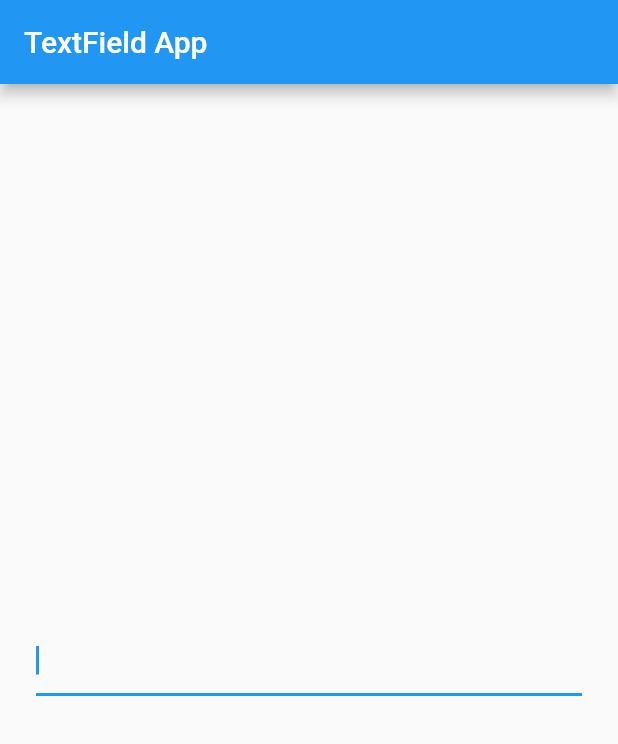
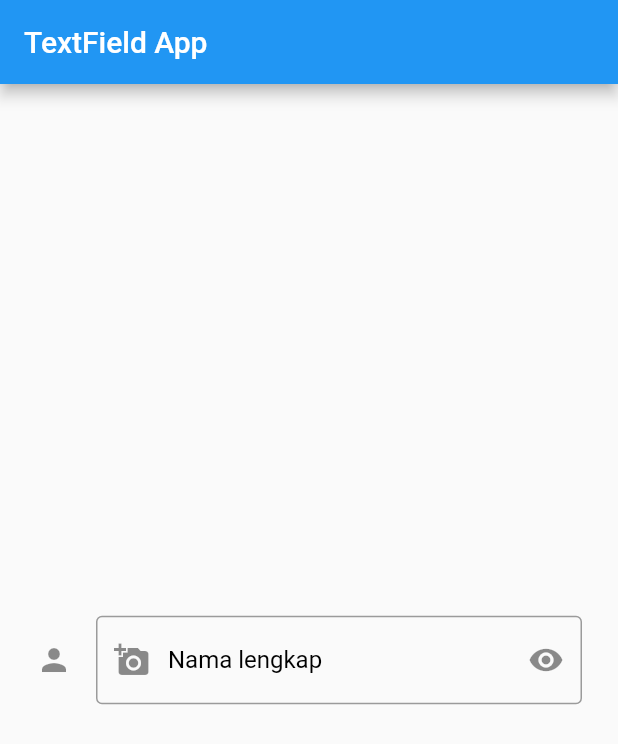
Before and after one commit to alfarelzaki/dart_fundamental, a Flutter app: the screen it shows after launch, on a phone screen of 412 x 824 dp. Shown: the top 744 px of the screen. Run offline on Flutter 3.47's test engine with Material 2 defaults, Android fonts, the phone set to English and light mode, and no system bars; our stand-ins replace faker.

Commit message:
text field decoration

```diff
--- a/lib/main.dart
+++ b/lib/main.dart
@@ -1,6 +1,7 @@
 import 'package:faker/faker.dart';
 import 'package:flutter/cupertino.dart';
 import 'package:flutter/material.dart';
+import 'package:flutter/painting.dart';
 
 main() {
   runApp(MyApp());
@@ -14,18 +15,46 @@ class MyApp extends StatelessWidget {
         appBar: AppBar(
           title: Text("TextField App"),
         ),
-
         body: Center(
           child: Padding(
             padding: const EdgeInsets.all(24.0),
             child: TextField(
-              autocorrect: true,
-              autofocus: true,
-              enableSuggestions: false,
-              enableInteractiveSelection: true,
+              showCursor: true,
+              cursorColor: Colors.green,
+              // cursorHeight: 24,
+              // cursorWidth: 12,
+              // cursorRadius: Radius.circular(20),
+
+              textAlign: TextAlign.start,
+              textAlignVertical: TextAlignVertical.center,
+              textCapitalization: TextCapitalization.none,
+
               obscureText: true,
-              obscuringCharacter: "#",
-              keyboardType: TextInputType.phone,
+
+              style: TextStyle(fontSize: 16, color: Colors.green),
+
+              decoration: InputDecoration(
+                icon: Icon(
+                  Icons.person,
+                  size: 24,
+                ),
+
+                border: OutlineInputBorder(),
+
+                prefixIcon: Icon(Icons.add_a_photo),
+                suffixIcon: IconButton(
+                  icon: Icon(Icons.remove_red_eye),
+                  onPressed: () {},
+                ),
+
+                // prefixText: "Name: ",
+
+                hintText: "Masukkan nama anda",
+                hintStyle: TextStyle(color: Colors.green, fontSize: 16),
+
+                labelText: "Nama lengkap",
+                labelStyle: TextStyle(color: Colors.black),
+              ),
             ),
           ),
         ),
```
